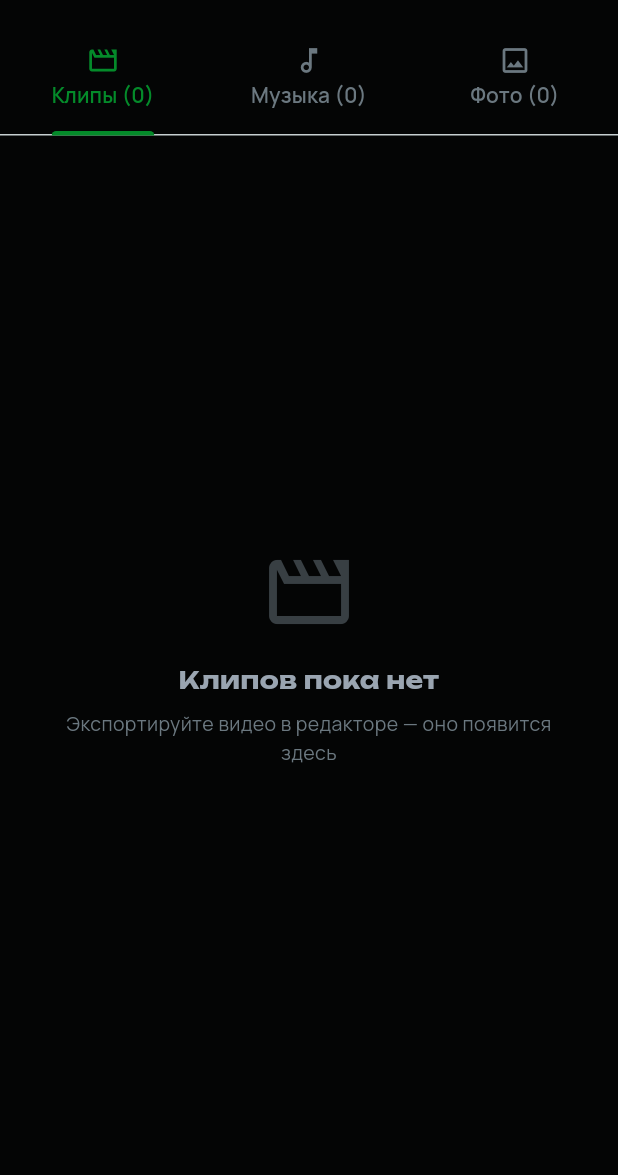
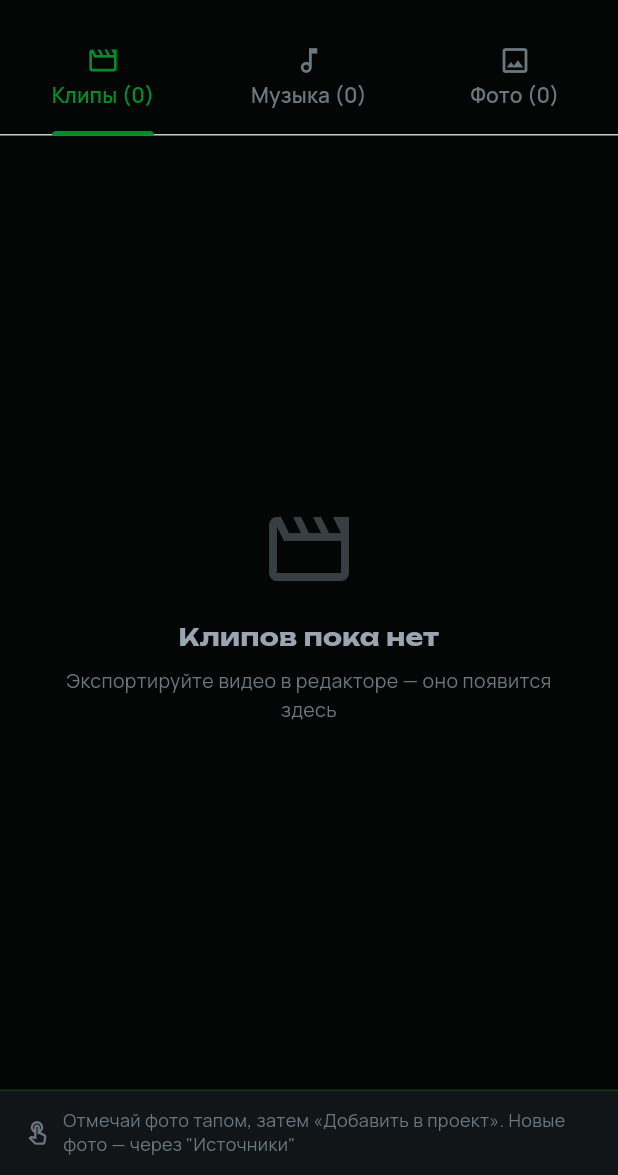
Before and after one commit to m0nk0/tvoe-video, a Flutter app: the EditorScreen screen opened directly, after a tap on the "play arrow" icon, after a tap on the "video collection" icon, on a phone screen of 412 x 824 dp, the part 61-1236 px from its top. Run offline on Flutter 3.47's test engine with Material 3 defaults, Android fonts, the light colour scheme and no system bars; our stand-ins replace audio_video_progress_bar, file_picker, flutter_riverpod, google_fonts, hive, hive_flutter and 5 more; missing offline and left inert: android_intent_plus, ffmpeg_kit_flutter_new_min, flutter_quick_video_encoder, gal, google_mlkit_face_detection; accounts and stored records are empty; statements that could not run were skipped.

Commit message:
fix: имя проекта и UX выбора в медиатеке
- Имя проекта: setName() до первого сохранения — больше не слетает после перезапуска
- Медиатека: флаг isEditingProject — смысл кнопок зависит от контекста
  - из редактора: 'Источники' + 'Добавить в проект'
  - при создании: 'Добавить' + 'Создать проект'
- fix: галочки при входе в медиатеку из AppBar (singleSelectMode: false)

```diff
--- a/lib/features/editor/editor_screen.dart
+++ b/lib/features/editor/editor_screen.dart
@@ -216,7 +216,7 @@
     );
   }
 
-  void _openMediaLibraryForPhotos() {
+    void _openMediaLibraryForPhotos() {
     _pauseAudio();
     _mediaLibraryOpen = true;
     final currentPaths = ref.read(currentProjectProvider).photos.map((p) => p.imagePath).toSet();
@@ -226,6 +226,7 @@
       MaterialPageRoute(
         builder: (_) => MediaLibraryScreen(
           initialSelectedPaths: currentPaths,
+          isEditingProject: true, // ✅ НОВОЕ
           singleSelectMode: false,
           onUsePhotos: (paths) {
             final notifier = ref.read(currentProjectProvider.notifier);
@@ -253,7 +254,8 @@
       MaterialPageRoute(
         builder: (_) => MediaLibraryScreen(
           initialSelectedPaths: currentPaths,
-          singleSelectMode: true,
+          isEditingProject: true, // ✅ НОВОЕ
+          singleSelectMode: false,
           onUseMusic: (track) {
             ref.read(currentProjectProvider.notifier).setAudioTrack(track);
           },
--- a/lib/features/media_library/media_library_screen.dart
+++ b/lib/features/media_library/media_library_screen.dart
@@ -19,8 +19,9 @@
   final void Function(AudioTrack track)? onUseMusic;
   final void Function(List<String> photoPaths)? onUsePhotos;
   final bool singleSelectMode;
-  // ✅ НОВОЕ: начальные выбранные пути (чтобы подсветить уже добавленные в проект фото)
   final Set<String> initialSelectedPaths;
+  // ✅ НОВОЕ: флаг режима "внутри проекта"
+  final bool isEditingProject;
 
   const MediaLibraryScreen({
     super.key,
@@ -28,6 +29,7 @@
     this.onUsePhotos,
     this.singleSelectMode = false,
     this.initialSelectedPaths = const {},
+    this.isEditingProject = false,
   });
 
   @override
@@ -46,7 +48,6 @@
   void initState() {
     super.initState();
     _tabController = TabController(length: 3, vsync: this);
-    // ✅ Инициализируем выбранные фото теми, что уже есть в проекте
     _selectedPhotoPaths = Set.from(widget.initialSelectedPaths);
   }
 
@@ -74,13 +75,7 @@
   }
 
   void _createProjectFromSelected() {
-    print('📚 MEDIA_LIBRARY: Создаю/Обновляю проект из ${_selectedPhotoPaths.length} выбранных фото');
-
-    if (_selectedPhotoPaths.isEmpty || widget.onUsePhotos == null) {
-      print('⚠️ MEDIA_LIBRARY: Прервано (нет выбранных фото или колбэка)');
-      return;
-    }
-
+    if (_selectedPhotoPaths.isEmpty || widget.onUsePhotos == null) return;
     final paths = _selectedPhotoPaths.toList();
     widget.onUsePhotos!(paths);
     Navigator.pop(context);
@@ -264,10 +259,7 @@
                         const SizedBox(height: 4),
                         Text(
                           'Найдено: ${photos.length} • Выбрано: ${selected.length}',
-                          style: GoogleFonts.manrope(
-                            fontSize: 12,
-                            color: AppColors.textMuted,
-                          ),
+                          style: GoogleFonts.manrope(fontSize: 12, color: AppColors.textMuted),
                         ),
                       ],
                     ),
@@ -331,9 +323,7 @@
                     padding: const EdgeInsets.all(16),
                     decoration: BoxDecoration(
                       color: AppColors.surface,
-                      border: Border(
-                        top: BorderSide(color: AppColors.primary.withValues(alpha: 0.3)),
-                      ),
+                      border: Border(top: BorderSide(color: AppColors.primary.withValues(alpha: 0.3))),
                     ),
                     child: Row(
                       children: [
@@ -482,11 +472,15 @@
         await file.delete();
         _refresh();
         if (mounted) {
-          ScaffoldMessenger.of(context).showSnackBar(SnackBar(content: Text('$type удалён'), backgroundColor: Colors.green, duration: const Duration(seconds: 1)));
+          ScaffoldMessenger.of(context).showSnackBar(
+            SnackBar(content: Text('$type удалён'), backgroundColor: Colors.green, duration: const Duration(seconds: 1)),
+          );
         }
       } catch (e) {
         if (mounted) {
-          ScaffoldMessenger.of(context).showSnackBar(SnackBar(content: Text('Ошибка удаления: $e'), backgroundColor: Colors.red, duration: const Duration(seconds: 2)));
+          ScaffoldMessenger.of(context).showSnackBar(
+            SnackBar(content: Text('Ошибка удаления: $e'), backgroundColor: Colors.red, duration: const Duration(seconds: 2)),
+          );
         }
       }
     }
@@ -497,6 +491,12 @@
     final storage = ref.watch(mediaStorageProvider);
     final hasSelection = _selectedPhotoPaths.isNotEmpty;
     final canCreateProject = !widget.singleSelectMode && widget.onUsePhotos != null;
+
+    // ✅ ТЕКСТЫ КНОПОК В ЗАВИСИМОСТИ ОТ КОНТЕКСТА
+    final leftButtonLabel = widget.isEditingProject ? 'Источники' : 'Добавить';
+    final leftButtonIcon = widget.isEditingProject ? Icons.photo_library_outlined : Icons.add;
+    final rightButtonLabel = widget.isEditingProject ? 'Добавить в проект' : 'Создать проект';
+    final hintAction = widget.isEditingProject ? 'Добавить в проект' : 'Создать проект';
 
     return Scaffold(
       backgroundColor: AppColors.background,
@@ -571,7 +571,7 @@
                 PhotosTab(
                   files: storage.listPhotos(),
                   onDelete: (f) => _deleteFile(f, 'Фото'),
-                  selectedPaths: _selectedPhotoPaths, // ✅ Теперь передает актуальный набор
+                  selectedPaths: _selectedPhotoPaths,
                   onToggleSelection: _togglePhotoSelection,
                   selectionMode: canCreateProject,
                   singleSelectMode: widget.singleSelectMode,
@@ -580,6 +580,7 @@
               ],
             ),
           ),
+          // ✅ Нижняя панель — тексты зависят от контекста
           if (hasSelection && canCreateProject)
             Container(
               padding: const EdgeInsets.all(16),
@@ -601,8 +602,8 @@
                           padding: const EdgeInsets.symmetric(vertical: 16),
                           shape: RoundedRectangleBorder(borderRadius: BorderRadius.circular(12)),
                         ),
-                        icon: const Icon(Icons.add, size: 20),
-                        label: Text('Добавить', style: GoogleFonts.manrope(fontSize: 14, fontWeight: FontWeight.w600)),
+                        icon: Icon(leftButtonIcon, size: 20),
+                        label: Text(leftButtonLabel, style: GoogleFonts.manrope(fontSize: 14, fontWeight: FontWeight.w600)),
                       ),
                     ),
                     const SizedBox(width: 12),
@@ -617,8 +618,7 @@
                         ),
                         icon: const Icon(Icons.check, size: 20),
                         label: Text(
-                          // ✅ Меняем текст кнопки в зависимости от контекста
-                          widget.initialSelectedPaths.isNotEmpty ? 'Добавить в проект' : 'Создать проект',
+                          rightButtonLabel,
                           style: GoogleFonts.manrope(fontSize: 14, fontWeight: FontWeight.w600),
                         ),
                       ),
@@ -643,7 +643,7 @@
                     const SizedBox(width: 8),
                     Expanded(
                       child: Text(
-                        'Отмечай фото тапом или ➕, затем «${widget.initialSelectedPaths.isNotEmpty ? 'Добавить' : 'Создать'}». Новые файлы — кнопки в шапке',
+                        'Отмечай фото тапом, затем «$hintAction». ${widget.isEditingProject ? 'Новые фото — через "Источники"' : 'Новые файлы — кнопки в шапке'}',
                         style: GoogleFonts.manrope(fontSize: 12, color: AppColors.textMuted, height: 1.3),
                       ),
                     ),
```
Also changed, not shown: lib/features/home/home_screen.dart (+9 -28 lines).
